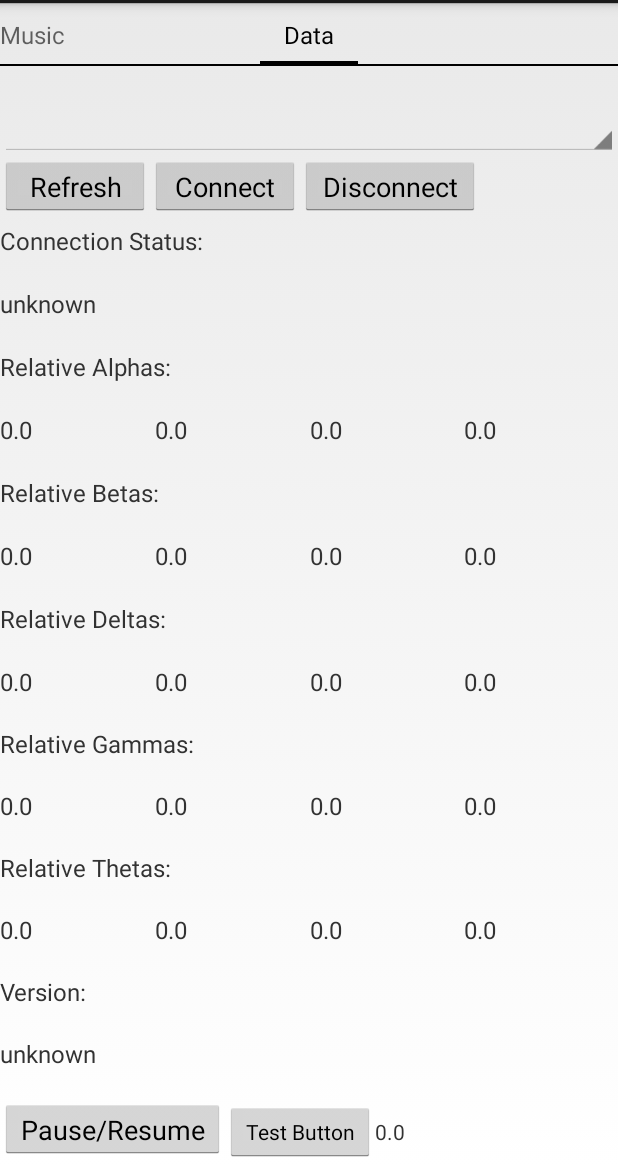
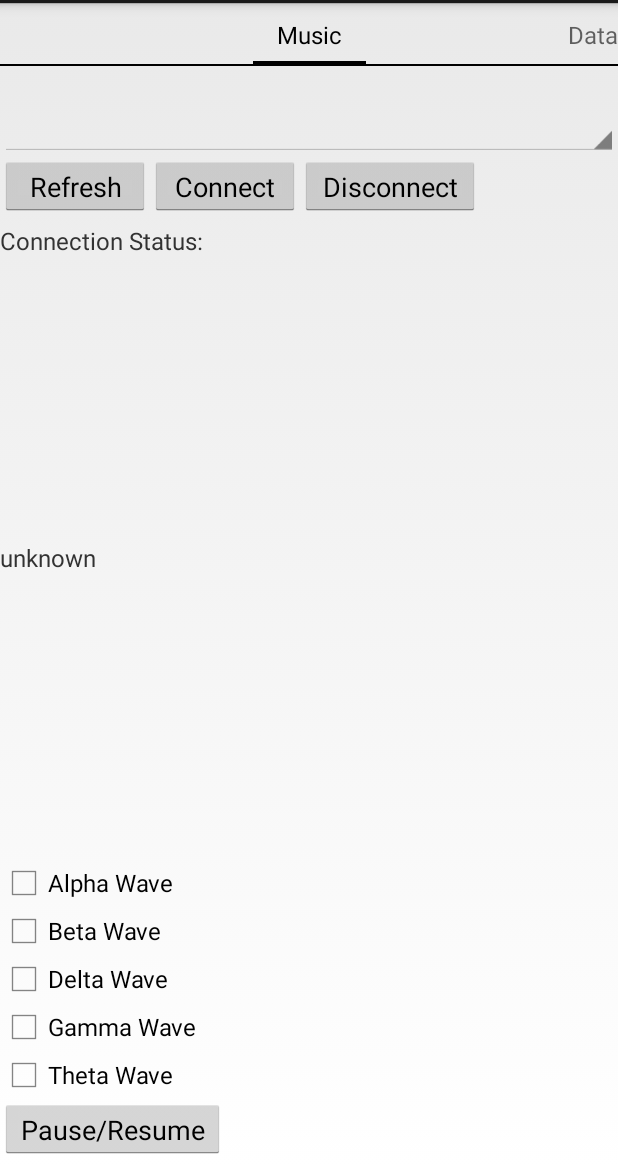
Before and after one commit to ZoeAstra/muse-ic, an Android app: the screen it shows after launch (MainActivity), after a tap on an icon or button, on a phone screen of 412 x 824 dp, the part 69-1236 px from its top. Run offline under Robolectric (Android 15) with nearby library versions, the phone set to English and light mode, and no system bars; 1 other tap on this screen came first.

Commit message:
Added boolean and checkboxes for playback.

```diff
--- a/app/src/main/java/com/interaxon/test/libmuse/FragmentTab1.java
+++ b/app/src/main/java/com/interaxon/test/libmuse/FragmentTab1.java
@@ -2,18 +2,153 @@
 
 import android.os.Bundle;
 import android.support.v4.app.Fragment;
+import android.util.Log;
 import android.view.LayoutInflater;
 import android.view.View;
 import android.view.ViewGroup;
+import android.widget.ArrayAdapter;
+import android.widget.Button;
+import android.widget.CheckBox;
+import android.widget.CompoundButton;
+import android.widget.Spinner;
 
-public class FragmentTab1 extends Fragment {
+import com.interaxon.libmuse.ConnectionState;
+import com.interaxon.libmuse.Muse;
+import com.interaxon.libmuse.MuseManager;
+
+import java.util.ArrayList;
+import java.util.List;
+
+public class FragmentTab1 extends Fragment implements View.OnClickListener{
 
     @Override
     public View onCreateView(LayoutInflater inflater, ViewGroup container,
                              Bundle savedInstanceState) {
         // Get the view from fragmenttab1.xml
         View view = inflater.inflate(R.layout.fragmenttab1, container, false);
+
+
+        Button refreshButton = (Button) view.findViewById(R.id.refresh);
+        refreshButton.setOnClickListener(this);
+
+        Button connectButton = (Button) view.findViewById(R.id.connect);
+        connectButton.setOnClickListener(this);
+
+        Button disconnectButton = (Button) view.findViewById(R.id.disconnect);
+        disconnectButton.setOnClickListener(this);
+
+        Button pauseButton = (Button) view.findViewById(R.id.pause);
+        pauseButton.setOnClickListener(this);
+
+        CheckBox a_box = (CheckBox) view.findViewById(R.id.a_box);
+        a_box.setOnCheckedChangeListener(new CompoundButton.OnCheckedChangeListener() {
+            @Override
+             public void onCheckedChanged(CompoundButton buttonView,boolean isChecked) {
+                    ((MainActivity) getActivity()).setPlay_alpha(isChecked);
+             }
+         });
+
+        CheckBox b_box = (CheckBox) view.findViewById(R.id.b_box);
+        b_box.setOnCheckedChangeListener(new CompoundButton.OnCheckedChangeListener() {
+            @Override
+            public void onCheckedChanged(CompoundButton buttonView,boolean isChecked) {
+                ((MainActivity) getActivity()).setPlay_beta(isChecked);
+            }
+        });
+
+        CheckBox d_box = (CheckBox) view.findViewById(R.id.d_box);
+        d_box.setOnCheckedChangeListener(new CompoundButton.OnCheckedChangeListener() {
+            @Override
+            public void onCheckedChanged(CompoundButton buttonView,boolean isChecked) {
+                ((MainActivity) getActivity()).setPlay_delta(isChecked);
+            }
+        });
+
+        CheckBox g_box = (CheckBox) view.findViewById(R.id.g_box);
+        g_box.setOnCheckedChangeListener(new CompoundButton.OnCheckedChangeListener() {
+            @Override
+            public void onCheckedChanged(CompoundButton buttonView,boolean isChecked) {
+                ((MainActivity) getActivity()).setPlay_gamma(isChecked);
+            }
+        });
+
+        CheckBox t_box = (CheckBox) view.findViewById(R.id.t_box);
+        t_box.setOnCheckedChangeListener(new CompoundButton.OnCheckedChangeListener() {
+            @Override
+            public void onCheckedChanged(CompoundButton buttonView,boolean isChecked) {
+                ((MainActivity) getActivity()).setPlay_theta(isChecked);
+            }
+        });
+
         return view;
     }
 
+    @Override
+    public void onClick(View v) {
+        MainActivity mainActivity = ((MainActivity) getActivity());
+        Spinner musesSpinner = (Spinner) getView().findViewById(R.id.muses_spinner);
+        if (v.getId() == R.id.refresh) {
+            MuseManager.refreshPairedMuses();
+            List<Muse> pairedMuses = MuseManager.getPairedMuses();
+            List<String> spinnerItems = new ArrayList<String>();
+            for (Muse m: pairedMuses) {
+                String dev_id = m.getName() + "-" + m.getMacAddress();
+                Log.i("Muse Headband", dev_id);
+                spinnerItems.add(dev_id);
+            }
+            ArrayAdapter<String> adapterArray = new ArrayAdapter<String> (
+                    getActivity(), android.R.layout.simple_spinner_item, spinnerItems);
+            musesSpinner.setAdapter(adapterArray);
+        }
+        else if (v.getId() == R.id.connect) {
+            List<Muse> pairedMuses = MuseManager.getPairedMuses();
+            if (pairedMuses.size() < 1 ||
+                    musesSpinner.getAdapter().getCount() < 1) {
+                Log.w("Muse Headband", "There is nothing to connect to");
+            }
+            else {
+                mainActivity.setMuse(pairedMuses.get(musesSpinner.getSelectedItemPosition()));
+                ConnectionState state = mainActivity.getMuse().getConnectionState();
+                if (state == ConnectionState.CONNECTED ||
+                        state == ConnectionState.CONNECTING) {
+                    Log.w("Muse Headband", "doesn't make sense to connect second time to the same muse");
+                    return;
+                }
+
+                mainActivity.configure_library();
+                /**
+                 * In most cases libmuse native library takes care about
+                 * exceptions and recovery mechanism, but native code still
+                 * may throw in some unexpected situations (like bad bluetooth
+                 * connection). Print all exceptions here.
+                 */
+                try {
+                    mainActivity.getMuse().runAsynchronously();
+                } catch (Exception e) {
+                    Log.e("Muse Headband", e.toString());
+                }
+            }
+        }
+        else if (v.getId() == R.id.disconnect) {
+            if (mainActivity.getMuse() != null) {
+                /**
+                 * true flag will force libmuse to unregister all listeners,
+                 * BUT AFTER disconnecting and sending disconnection event.
+                 * If you don't want to receive disconnection event (for ex.
+                 * you call disconnect when application is closed), then
+                 * unregister listeners first and then call disconnect:
+                 * muse.unregisterAllListeners();
+                 * muse.disconnect(false);
+                 */
+                mainActivity.getMuse().disconnect(true);
+            }
+        }
+        else if (v.getId() == R.id.pause) {
+            boolean dataTransmission = mainActivity.isDataTransmission();
+            dataTransmission = !dataTransmission;
+            if (mainActivity.getMuse() != null) {
+                mainActivity.getMuse().enableDataTransmission(dataTransmission);
+            }
+        }
+    }
 }
--- a/app/src/main/java/com/interaxon/test/libmuse/FragmentTab2.java
+++ b/app/src/main/java/com/interaxon/test/libmuse/FragmentTab2.java
@@ -28,18 +28,6 @@
         // Get the view from fragmenttab2.xml
         View view = inflater.inflate(R.layout.fragmenttab2, container, false);
 
-        Button refreshButton = (Button) view.findViewById(R.id.refresh);
-        refreshButton.setOnClickListener(this);
-
-        Button connectButton = (Button) view.findViewById(R.id.connect);
-        connectButton.setOnClickListener(this);
-
-        Button disconnectButton = (Button) view.findViewById(R.id.disconnect);
-        disconnectButton.setOnClickListener(this);
-
-        Button pauseButton = (Button) view.findViewById(R.id.pause);
-        pauseButton.setOnClickListener(this);
-
         return view;
     }
 
@@ -47,68 +35,5 @@
     public void onClick(View v) {
         MainActivity mainActivity = ((MainActivity) getActivity());
         Spinner musesSpinner = (Spinner) getView().findViewById(R.id.muses_spinner);
-        if (v.getId() == R.id.refresh) {
-            MuseManager.refreshPairedMuses();
-            List<Muse> pairedMuses = MuseManager.getPairedMuses();
-            List<String> spinnerItems = new ArrayList<String>();
-            for (Muse m: pairedMuses) {
-                String dev_id = m.getName() + "-" + m.getMacAddress();
-                Log.i("Muse Headband", dev_id);
-                spinnerItems.add(dev_id);
-            }
-            ArrayAdapter<String> adapterArray = new ArrayAdapter<String> (
-                    getActivity(), android.R.layout.simple_spinner_item, spinnerItems);
-            musesSpinner.setAdapter(adapterArray);
-        }
-        else if (v.getId() == R.id.connect) {
-            List<Muse> pairedMuses = MuseManager.getPairedMuses();
-            if (pairedMuses.size() < 1 ||
-                    musesSpinner.getAdapter().getCount() < 1) {
-                Log.w("Muse Headband", "There is nothing to connect to");
-            }
-            else {
-                mainActivity.setMuse(pairedMuses.get(musesSpinner.getSelectedItemPosition()));
-                ConnectionState state = mainActivity.getMuse().getConnectionState();
-                if (state == ConnectionState.CONNECTED ||
-                        state == ConnectionState.CONNECTING) {
-                    Log.w("Muse Headband", "doesn't make sense to connect second time to the same muse");
-                    return;
-                }
-
-                mainActivity.configure_library();
-                /**
-                 * In most cases libmuse native library takes care about
-                 * exceptions and recovery mechanism, but native code still
-                 * may throw in some unexpected situations (like bad bluetooth
-                 * connection). Print all exceptions here.
-                 */
-                try {
-                    mainActivity.getMuse().runAsynchronously();
-                } catch (Exception e) {
-                    Log.e("Muse Headband", e.toString());
-                }
-            }
-        }
-        else if (v.getId() == R.id.disconnect) {
-            if (mainActivity.getMuse() != null) {
-                /**
-                 * true flag will force libmuse to unregister all listeners,
-                 * BUT AFTER disconnecting and sending disconnection event.
-                 * If you don't want to receive disconnection event (for ex.
-                 * you call disconnect when application is closed), then
-                 * unregister listeners first and then call disconnect:
-                 * muse.unregisterAllListeners();
-                 * muse.disconnect(false);
-                 */
-                mainActivity.getMuse().disconnect(true);
-            }
-        }
-        else if (v.getId() == R.id.pause) {
-            boolean dataTransmission = mainActivity.isDataTransmission();
-            dataTransmission = !dataTransmission;
-            if (mainActivity.getMuse() != null) {
-                mainActivity.getMuse().enableDataTransmission(dataTransmission);
-            }
-        }
     }
 }
--- a/app/src/main/java/com/interaxon/test/libmuse/MainActivity.java
+++ b/app/src/main/java/com/interaxon/test/libmuse/MainActivity.java
@@ -91,6 +91,46 @@
 
     public void setLoaded(boolean loaded) {
         this.loaded = loaded;
+    }
+
+    public boolean isPlay_alpha() {
+        return play_alpha;
+    }
+
+    public void setPlay_alpha(boolean play_alpha) {
+        this.play_alpha = play_alpha;
+    }
+
+    public boolean isPlay_beta() {
+        return play_beta;
+    }
+
+    public void setPlay_beta(boolean play_beta) {
+        this.play_beta = play_beta;
+    }
+
+    public boolean isPlay_delta() {
+        return play_delta;
+    }
+
+    public void setPlay_delta(boolean play_delta) {
+        this.play_delta = play_delta;
+    }
+
+    public boolean isPlay_gamma() {
+        return play_gamma;
+    }
+
+    public void setPlay_gamma(boolean play_gamma) {
+        this.play_gamma = play_gamma;
+    }
+
+    public boolean isPlay_theta() {
+        return play_theta;
+    }
+
+    public void setPlay_theta(boolean play_theta) {
+        this.play_theta = play_theta;
     }
 
     /**
@@ -252,7 +292,6 @@
                         TextView elem2 = (TextView) findViewById(R.id.elem2);
                         TextView elem3 = (TextView) findViewById(R.id.elem3);
                         TextView elem4 = (TextView) findViewById(R.id.elem4);
-                        TextView out1 = (TextView) findViewById(R.id.out1);
                         elem1.setText(String.format(
                         "%6.2f", data.get(Eeg.TP9.ordinal())));
                         elem2.setText(String.format(
@@ -287,13 +326,11 @@
 
                         double avgA = sum/count;
 
-                        out1.setText(String.format("%6.2f", avgA));
-
                         long curTime = System.currentTimeMillis();
                         long delta = curTime-prevTimeA;
                         prevTimeA = curTime;
                         timerA += delta;
-                        if (timerA > Atime && avgA > 0)
+                        if (timerA > Atime && avgA > 0 && play_alpha)
                         {
                             playPiano(avgA, 4);
                             timerA = 0;
@@ -318,7 +355,6 @@
                         TextView beta2 = (TextView) findViewById(R.id.beta2);
                         TextView beta3 = (TextView) findViewById(R.id.beta3);
                         TextView beta4 = (TextView) findViewById(R.id.beta4);
-                        TextView out1 = (TextView) findViewById(R.id.out1);
                         beta1.setText(String.format(
                                 "%6.2f", data.get(Eeg.TP9.ordinal())));
                         beta2.setText(String.format(
@@ -353,13 +389,11 @@
 
                         double avgA = sum/count;
 
-                        out1.setText(String.format("%6.2f", avgA));
-
                         long curTime = System.currentTimeMillis();
                         long delta = curTime-prevTimeB;
                         prevTimeB = curTime;
                         timerB += delta;
-                        if (timerB > Btime && avgA > 0)
+                        if (timerB > Btime && avgA > 0 && play_beta)
                         {
                             playPiano(avgA, 5);
                             timerB = 0;
@@ -384,7 +418,6 @@
                         TextView delta2 = (TextView) findViewById(R.id.delta2);
                         TextView delta3 = (TextView) findViewById(R.id.delta3);
                         TextView delta4 = (TextView) findViewById(R.id.delta4);
-                        TextView out1 = (TextView) findViewById(R.id.out1);
                         delta1.setText(String.format(
                                 "%6.2f", data.get(Eeg.TP9.ordinal())));
                         delta2.setText(String.format(
@@ -419,13 +452,11 @@
 
                         double avgA = sum/count;
 
-                        out1.setText(String.format("%6.2f", avgA));
-
                         long curTime = System.currentTimeMillis();
                         long delta = curTime-prevTimeD;
                         prevTimeD = curTime;
                         timerD += delta;
-                        if (timerD > Dtime && avgA > 0)
+                        if (timerD > Dtime && avgA > 0 && play_delta)
                         {
                             playPiano(avgA, 2);
                             timerD = 0;
@@ -450,7 +481,6 @@
                         TextView gamma2 = (TextView) findViewById(R.id.gamma2);
                         TextView gamma3 = (TextView) findViewById(R.id.gamma3);
                         TextView gamma4 = (TextView) findViewById(R.id.gamma4);
-                        TextView out1 = (TextView) findViewById(R.id.out1);
                         gamma1.setText(String.format(
                                 "%6.2f", data.get(Eeg.TP9.ordinal())));
                         gamma2.setText(String.format(
@@ -485,13 +515,11 @@
 
                         double avgA = sum/count;
 
-                        out1.setText(String.format("%6.2f", avgA));
-
                         long curTime = System.currentTimeMillis();
                         long delta = curTime-prevTimeG;
                         prevTimeG = curTime;
                         timerG += delta;
-                        if (timerG > Gtime && avgA > 0)
+                        if (timerG > Gtime && avgA > 0 && play_gamma)
                         {
                             playPiano(avgA, 6);
                             timerG = 0;
@@ -516,7 +544,6 @@
                         TextView theta2 = (TextView) findViewById(R.id.theta2);
                         TextView theta3 = (TextView) findViewById(R.id.theta3);
                         TextView theta4 = (TextView) findViewById(R.id.theta4);
-                        TextView out1 = (TextView) findViewById(R.id.out1);
                         theta1.setText(String.format(
                                 "%6.2f", data.get(Eeg.TP9.ordinal())));
                         theta2.setText(String.format(
@@ -551,13 +578,11 @@
 
                         double avgA = sum/count;
 
-                        out1.setText(String.format("%6.2f", avgA));
-
                         long curTime = System.currentTimeMillis();
                         long delta = curTime-prevTimeT;
                         prevTimeT = curTime;
                         timerT += delta;
-                        if (timerT > Ttime && avgA > 0)
+                        if (timerT > Ttime && avgA > 0 && play_theta)
                         {
                             playPiano(avgA, 3);
                             timerT = 0;
@@ -602,6 +627,12 @@
     private long Dtime = 2000;
     private long Gtime = 750;
     private long Ttime = 1500;
+
+    private boolean play_alpha = false;
+    private boolean play_beta = false;
+    private boolean play_delta = false;
+    private boolean play_gamma = false;
+    private boolean play_theta = false;
 
     public MainActivity() {
         // Create listeners and pass reference to activity to them
--- a/app/src/main/res/layout/fragmenttab1.xml
+++ b/app/src/main/res/layout/fragmenttab1.xml
@@ -1,13 +1,95 @@
-<RelativeLayout xmlns:android="http://schemas.android.com/apk/res/android"
-    xmlns:tools="http://schemas.android.com/tools"
+<LinearLayout xmlns:android="http://schemas.android.com/apk/res/android"
+    android:orientation="vertical"
     android:layout_width="match_parent"
-    android:layout_height="match_parent" >
+    android:layout_height="match_parent">
 
+    <Spinner
+        android:id="@+id/muses_spinner"
+        android:layout_width="match_parent"
+        android:layout_height="60dp" />
+    <LinearLayout
+        android:layout_width="match_parent"
+        android:layout_height="45dp"
+        android:orientation="horizontal" >
+        <Button
+            android:id="@+id/refresh"
+            android:layout_width="100dp"
+            android:layout_height="40dp"
+            android:text="@string/refresh" />
+        <Button
+            android:id="@+id/connect"
+            android:layout_width="100dp"
+            android:layout_height="40dp"
+            android:text="@string/connect" />
+        <Button
+            android:id="@+id/disconnect"
+            android:layout_width="120dp"
+            android:layout_height="40dp"
+            android:text="@string/disconnect" />
+    </LinearLayout>
     <TextView
-        android:layout_width="wrap_content"
+        android:layout_width="fill_parent"
         android:layout_height="wrap_content"
-        android:layout_centerHorizontal="true"
-        android:layout_centerVertical="true"
-        android:text="@string/Fragment2" />
+        android:layout_weight="1"
+        android:textSize="16sp"
+        android:text="@string/status" />
+    <TextView
+        android:id="@+id/con_status"
+        android:layout_width="fill_parent"
+        android:layout_height="wrap_content"
+        android:layout_weight="1"
+        android:textSize="16sp"
+        android:text="@string/undefined" />
 
-</RelativeLayout>
+    <LinearLayout
+        android:orientation="vertical"
+        android:layout_width="fill_parent"
+        android:layout_height="wrap_content">
+
+        <CheckBox
+            android:layout_width="wrap_content"
+            android:layout_height="wrap_content"
+            android:text="@string/alpha_wave"
+            android:id="@+id/a_box"
+            android:checked="false" />
+
+        <CheckBox
+            android:layout_width="wrap_content"
+            android:layout_height="wrap_content"
+            android:text="@string/beta_wave"
+            android:id="@+id/b_box" />
+
+        <CheckBox
+            android:layout_width="wrap_content"
+            android:layout_height="wrap_content"
+            android:text="@string/delta_wave"
+            android:id="@+id/d_box" />
+
+        <CheckBox
+            android:layout_width="wrap_content"
+            android:layout_height="wrap_content"
+            android:text="@string/gamma_wave"
+            android:id="@+id/g_box" />
+
+        <CheckBox
+            android:layout_width="wrap_content"
+            android:layout_height="wrap_content"
+            android:text="@string/theta_wave"
+            android:id="@+id/t_box"
+            android:checked="false" />
+    </LinearLayout>
+
+    <LinearLayout
+        android:layout_width="match_parent"
+        android:layout_height="45dp"
+        android:orientation="horizontal"
+        android:weightSum="1">
+        <Button
+            android:id="@+id/pause"
+            android:layout_width="150dp"
+            android:layout_height="40dp"
+            android:text="@string/pause"
+            android:singleLine="false" />
+
+    </LinearLayout>
+</LinearLayout>
--- a/app/src/main/res/layout/fragmenttab2.xml
+++ b/app/src/main/res/layout/fragmenttab2.xml
@@ -2,44 +2,6 @@
 android:orientation="vertical"
 android:layout_width="match_parent"
 android:layout_height="match_parent">
-
-<Spinner
-    android:id="@+id/muses_spinner"
-    android:layout_width="match_parent"
-    android:layout_height="60dp" />
-<LinearLayout
-    android:layout_width="match_parent"
-    android:layout_height="45dp"
-    android:orientation="horizontal" >
-    <Button
-        android:id="@+id/refresh"
-        android:layout_width="100dp"
-        android:layout_height="40dp"
-        android:text="@string/refresh" />
-    <Button
-        android:id="@+id/connect"
-        android:layout_width="100dp"
-        android:layout_height="40dp"
-        android:text="@string/connect" />
-    <Button
-        android:id="@+id/disconnect"
-        android:layout_width="120dp"
-        android:layout_height="40dp"
-        android:text="@string/disconnect" />
-</LinearLayout>
-<TextView
-    android:layout_width="match_parent"
-    android:layout_height="match_parent"
-    android:layout_weight="1"
-    android:textSize="16sp"
-    android:text="@string/status" />
-<TextView
-    android:id="@+id/con_status"
-    android:layout_width="match_parent"
-    android:layout_height="match_parent"
-    android:layout_weight="1"
-    android:textSize="16sp"
-    android:text="@string/undefined" />
 
 <TextView
     android:layout_width="match_parent"
@@ -284,31 +246,4 @@
     android:textSize="16sp"
     android:text="@string/undefined" />
 
-<LinearLayout
-    android:layout_width="match_parent"
-    android:layout_height="45dp"
-    android:orientation="horizontal"
-    android:weightSum="1">
-    <Button
-        android:id="@+id/pause"
-        android:layout_width="150dp"
-        android:layout_height="40dp"
-        android:text="@string/pause"
-        android:singleLine="false" />
-
-    <Button
-        style="?android:attr/buttonStyleSmall"
-        android:layout_width="100dp"
-        android:layout_height="40dp"
-        android:text="@string/testButton"
-        android:id="@+id/test" />
-
-    <TextView
-        android:layout_width="wrap_content"
-        android:layout_height="33dp"
-        android:text="@string/init_val"
-        android:id="@+id/out1"
-        android:layout_weight="0.74" />
 </LinearLayout>
-
-</LinearLayout>
--- a/app/src/main/res/values/strings.xml
+++ b/app/src/main/res/values/strings.xml
@@ -22,7 +22,9 @@
     <string name="delta_elem">Relative Deltas:</string>
     <string name="gamma_elem">Relative Gammas:</string>
     <string name="theta_elem">Relative Thetas:</string>
-    <string name="testButton">Test Button</string>
-    <string name="Fragment1">Fragment 1</string>
-    <string name="Fragment2">Fragment 2</string>
+    <string name="alpha_wave">Alpha Wave</string>
+    <string name="beta_wave">Beta Wave</string>
+    <string name="delta_wave">Delta Wave</string>
+    <string name="gamma_wave">Gamma Wave</string>
+    <string name="theta_wave">Theta Wave</string>
 </resources>
```
Also changed, not shown: 31 other files.
